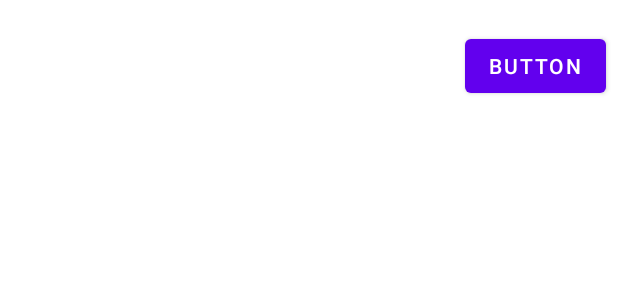
After one commit to josemachado2000/SafeCity, an Android app: the layout recycler_notes.xml on its own in the app's theme, with its tools: preview values and no code run, on a phone screen of 412 x 824 dp. The commit adds this screen. Shown: the top 300 px of the screen. Run offline under Robolectric (Android 15) with nearby library versions, the phone set to English and light mode, and no system bars.

Commit message:
Created recycler and dependencies and various updated files (not working roomDB)

```diff
--- a/app/build.gradle
+++ b/app/build.gradle
@@ -75,6 +75,7 @@ dependencies {
     // UI
     implementation "androidx.constraintlayout:constraintlayout:$rootProject.constraintLayoutVersion"
     implementation "com.google.android.material:material:$rootProject.materialVersion"
+    implementation "androidx.recyclerview:recyclerview:1.1.0"
 
     // Testing
     testImplementation "junit:junit:$rootProject.junitVersion"
--- /dev/null
+++ b/app/src/main/java/commov/safedrive/recyclers/dataClasses/Note.kt
@@ -0,0 +1,4 @@
+package commov.safedrive.recyclers.dataClasses
+
+class Note {
+}
--- /dev/null
+++ b/app/src/main/res/layout/recycler_notes.xml
@@ -0,0 +1,34 @@
+<?xml version="1.0" encoding="utf-8"?>
+<androidx.constraintlayout.widget.ConstraintLayout
+    xmlns:android="http://schemas.android.com/apk/res/android"
+    xmlns:app="http://schemas.android.com/apk/res-auto"
+    xmlns:tools="http://schemas.android.com/tools"
+    android:layout_width="match_parent"
+    android:layout_height="match_parent">
+
+    <androidx.recyclerview.widget.RecyclerView
+        android:id="@+id/recyclerView_notes"
+        android:layout_width="match_parent"
+        android:layout_height="wrap_content"
+        android:layout_marginStart="8dp"
+        android:layout_marginLeft="8dp"
+        android:layout_marginTop="4dp"
+        android:layout_marginEnd="8dp"
+        android:layout_marginRight="8dp"
+        app:layout_constraintEnd_toEndOf="parent"
+        app:layout_constraintHorizontal_bias="0.0"
+        app:layout_constraintStart_toStartOf="parent"
+        app:layout_constraintTop_toTopOf="parent" />
+
+    <Button
+        android:id="@+id/button_insertNote"
+        android:layout_width="wrap_content"
+        android:layout_height="wrap_content"
+        android:layout_marginTop="16dp"
+        android:layout_marginEnd="8dp"
+        android:layout_marginRight="8dp"
+        android:text="Button"
+        app:layout_constraintEnd_toEndOf="parent"
+        app:layout_constraintTop_toBottomOf="@+id/recyclerView_notes"
+        android:onClick="insertNote"/>
+</androidx.constraintlayout.widget.ConstraintLayout>
--- a/app/src/main/res/values/strings.xml
+++ b/app/src/main/res/values/strings.xml
@@ -13,5 +13,10 @@
     <string name="notes">Notes</string>
     <string name="about">About</string>
 
+    <!--    Note Recycler    -->
+<!--    <string name="recycler_note_title">Login</string>-->
+<!--    <string name="recycler_note_description">Register</string>-->
+
+
 
 </resources>
```
Also changed, not shown: app/src/main/java/commov/safedrive/recyclers/Notes.kt (added, +20 -0 lines), app/src/main/java/commov/safedrive/recyclers/adapters/NoteAdapter.kt (added, +38 -0 lines), app/src/main/java/commov/safedrive/roomNotes/dao/NoteDao.kt (+5 -5 lines), app/src/main/java/commov/safedrive/roomNotes/db/NoteDB.kt (+31 -5 lines), app/src/main/res/layout-v21/welcome.xml (deleted, +0 -55 lines), app/src/main/res/layout/recycler_note_line.xml (added, +34 -0 lines), build.gradle (+4 -4 lines).
